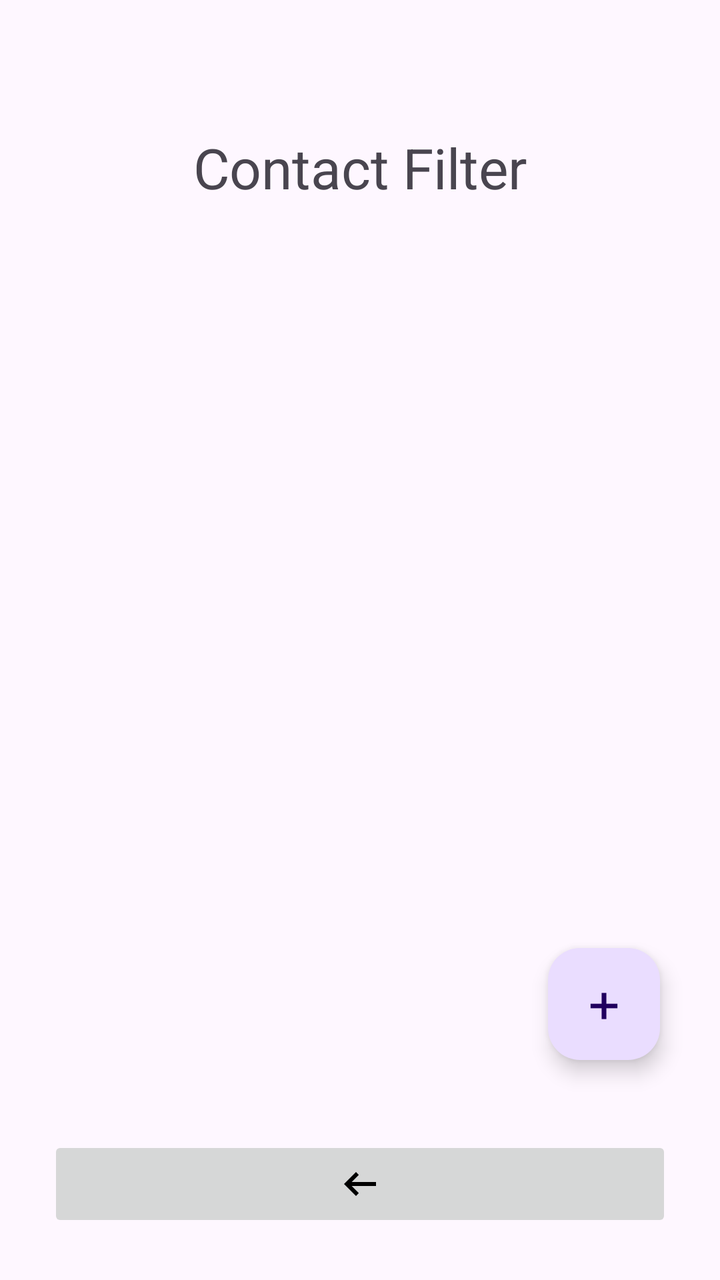
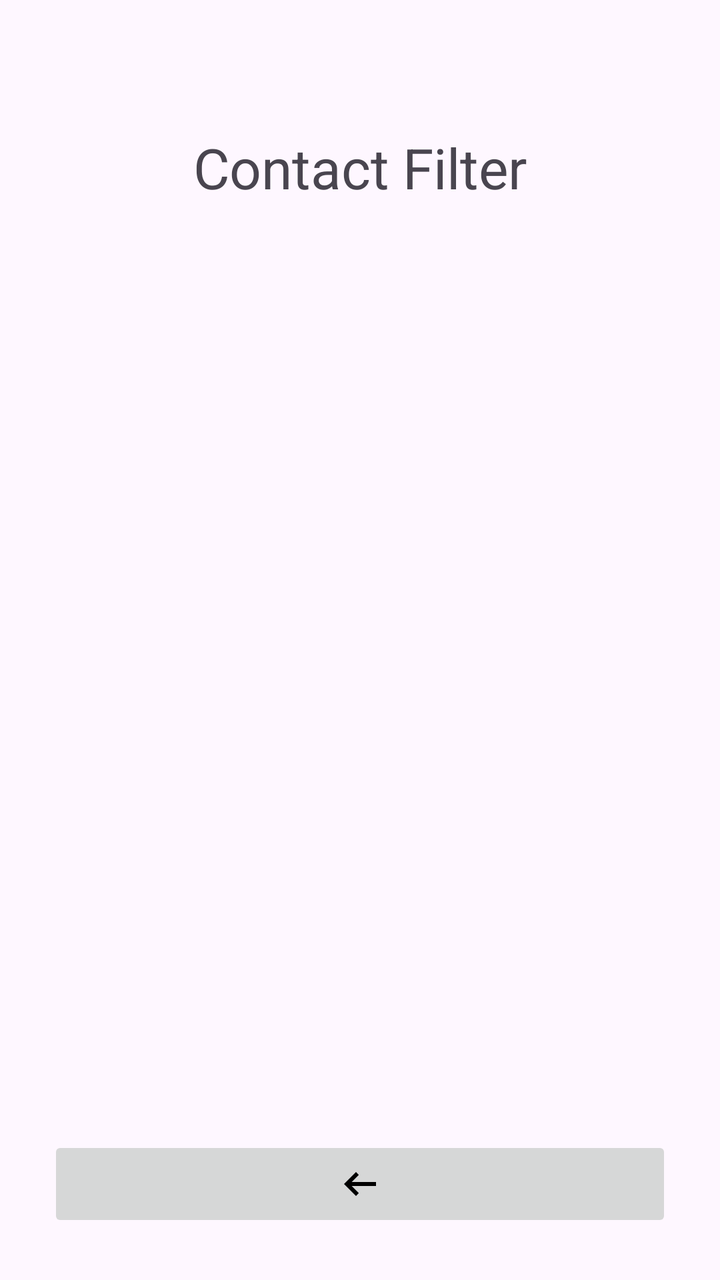

Before-and-after screenshots of an Android layout around one commit, followed by the original layout XML and the change that was made.
<!-- AndroidManifest.xml: application theme Theme.ScamCallDetector -->
<!-- res/layout/activity_contact_filter.xml -->
<?xml version="1.0" encoding="utf-8"?>
<androidx.coordinatorlayout.widget.CoordinatorLayout xmlns:android="http://schemas.android.com/apk/res/android"
    xmlns:app="http://schemas.android.com/apk/res-auto"
    xmlns:tools="http://schemas.android.com/tools"
    android:id="@+id/main"
    android:layout_width="match_parent"
    android:layout_height="match_parent"
    tools:context=".ContactFilter">

    <com.google.android.material.floatingactionbutton.FloatingActionButton
        android:id="@+id/add_contact"
        android:layout_width="wrap_content"
        android:layout_height="wrap_content"
        android:layout_gravity="bottom|end"
        android:layout_marginRight="30dp"
        android:layout_marginBottom="110dp"
        android:clickable="true"
        app:srcCompat="@drawable/ic_plus_foreground" />

    <LinearLayout
        android:id="@+id/linearLayout"
        android:layout_width="match_parent"
        android:layout_height="match_parent"
        android:orientation="vertical"
        android:padding="24dp">

        <TextView
            android:id="@+id/main_title"
            android:layout_width="wrap_content"
            android:layout_height="wrap_content"
            android:layout_gravity="center_horizontal"
            android:layout_marginTop="50dp"
            android:layout_marginBottom="20dp"
            android:scaleX="2"
            android:scaleY="2"
            android:text="Contact Filter" />

        <ScrollView
            android:layout_width="match_parent"
            android:layout_height="650dp"
            android:layout_marginTop="20dp"
            android:layout_weight="1">

            <LinearLayout
                android:id="@+id/contact_container"
                android:layout_width="match_parent"
                android:layout_height="wrap_content"
                android:orientation="vertical"></LinearLayout>
        </ScrollView>

        <ImageButton
            android:id="@+id/back_arrow"
            android:layout_width="match_parent"
            android:layout_height="48dp"
            app:srcCompat="@drawable/outline_arrow_left_alt_24" />

    </LinearLayout>

</androidx.coordinatorlayout.widget.CoordinatorLayout>
<!-- resources referenced by this layout -->
<resources>
  <!-- drawable ic_plus_foreground (drawable) -->
  <?xml version="1.0" encoding="utf-8"?>
  <vector xmlns:android="http://schemas.android.com/apk/res/android"
      android:width="108dp"
      android:height="108dp"
      android:viewportWidth="59"
      android:viewportHeight="161.64844">
    <group android:scaleX="0.67158085"
        android:scaleY="1.84"
        android:translateX="9.688364"
        android:translateY="-67.89234">
      <group android:translateY="132.82031">
        <path android:pathData="M54.078125,-44.234375L33.828125,-44.234375L33.828125,-24.328125L25.171875,-24.328125L25.171875,-44.234375L4.921875,-44.234375L4.921875,-52.390625L25.171875,-52.390625L25.171875,-72.28125L33.828125,-72.28125L33.828125,-52.390625L54.078125,-52.390625L54.078125,-44.234375Z"
            android:fillColor="#000000"/>
      </group>
    </group>
  </vector>
  <!-- drawable outline_arrow_left_alt_24 (drawable) -->
  <vector xmlns:android="http://schemas.android.com/apk/res/android" android:autoMirrored="true" android:height="24dp" android:tint="#000000" android:viewportHeight="960" android:viewportWidth="960" android:width="24dp">
        
      <path android:fillColor="@android:color/white" android:pathData="M400,720L160,480L400,240L456,298L314,440L800,440L800,520L314,520L456,662L400,720Z"/>
      
  </vector>
  <style name="Theme.ScamCallDetector" parent="Base.Theme.ScamCallDetector" />
  <style name="Base.Theme.ScamCallDetector" parent="Theme.Material3.DayNight.NoActionBar">
          
          
      </style>
</resources>

<!-- the commit's change to res/layout/activity_contact_filter.xml (unified diff, before → after) -->
@@ -15,6 +15,7 @@
         android:layout_marginRight="30dp"
         android:layout_marginBottom="110dp"
         android:clickable="true"
+        android:visibility="invisible"
         app:srcCompat="@drawable/ic_plus_foreground" />
 
     <LinearLayout
